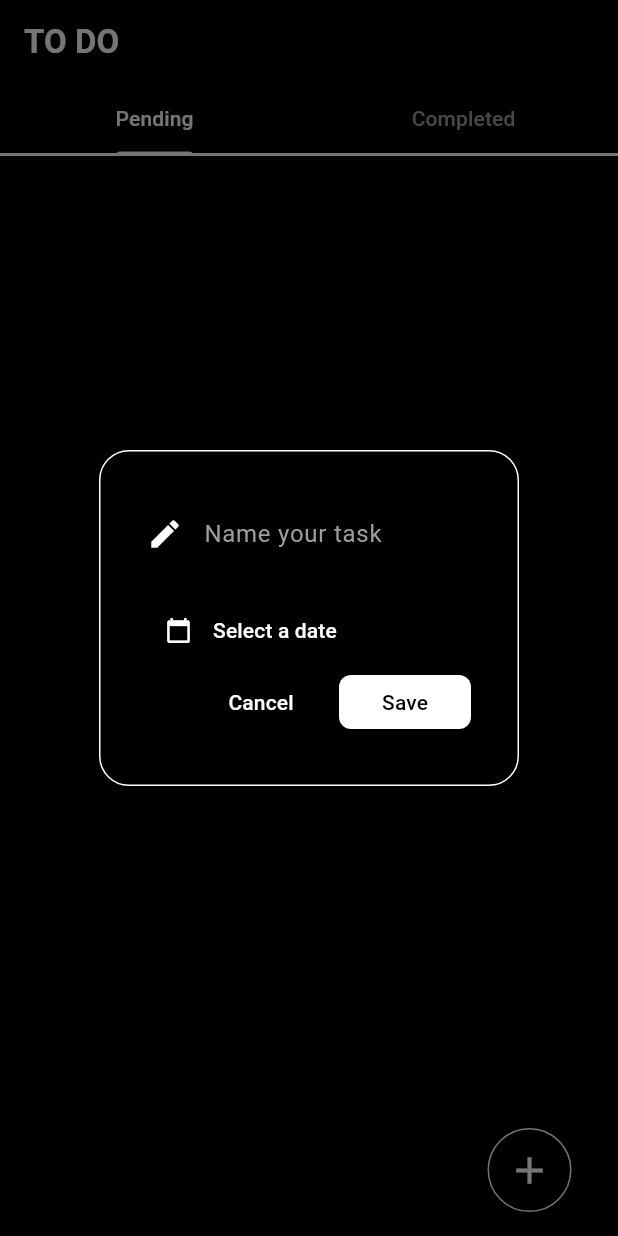
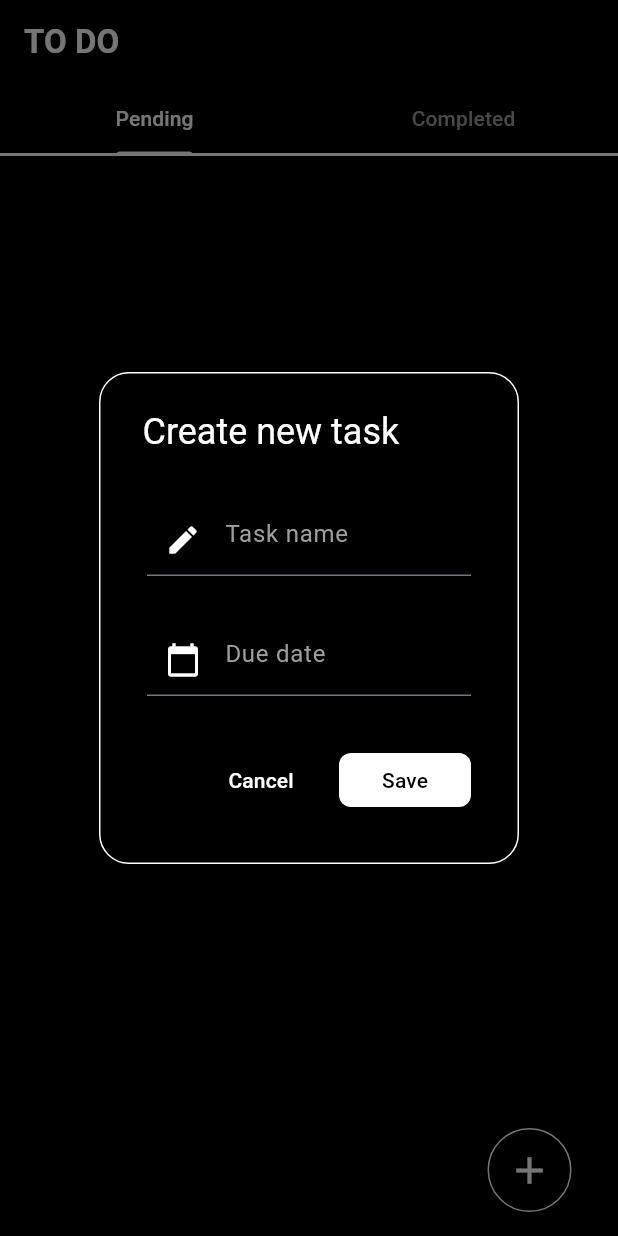
Before and after one commit to JashanKishore/to-do-list, a Flutter app: the screen it shows after launch, after a tap on the "add" icon, on a phone screen of 412 x 824 dp. Run offline on Flutter 3.47's test engine with Material 3 defaults, Android fonts, the phone set to English and light mode, and no system bars; our stand-ins replace flutter_slidable, get_it, hive, hive_flutter; accounts and stored records are empty.

Commit message:
Stylised dialog box - now is pretty.

```diff
--- a/lib/main.dart
+++ b/lib/main.dart
@@ -30,6 +30,9 @@ class MyApp extends StatelessWidget {
       highlightColor: Colors.transparent,
       splashFactory: NoSplash.splashFactory,
       useMaterial3: true,
+      iconTheme: const IconThemeData(
+          color: Colors.white,
+        ),
       ),
       home: FutureBuilder(
         future: _dbService.getAllTasks(),
--- a/lib/util/dialog_box.dart
+++ b/lib/util/dialog_box.dart
@@ -1,3 +1,5 @@
+// ignore_for_file: prefer_const_constructors
+
 import 'package:flutter/material.dart';
 import 'package:intl/intl.dart';
 
@@ -23,10 +25,10 @@ class _DialogBoxState extends State<DialogBox> {
   DateTime selectedDate = DateTime.now();
 
   Future<void> _selectDate(BuildContext context) async {
-    final DateTime? picked = await showDatePicker(
+     DateTime? picked = await showDatePicker(
       context: context,
-      initialDate: selectedDate,
-      firstDate: DateTime.now(),
+      initialDate: DateTime.now(),
+      firstDate: DateTime(2021),
       lastDate: DateTime(2101),
     );
     if (picked != null && picked != selectedDate) {
@@ -40,6 +42,15 @@ class _DialogBoxState extends State<DialogBox> {
   Widget build(BuildContext context) {
     return AlertDialog(
       backgroundColor: Colors.black,
+      title: Padding(
+        padding: const EdgeInsets.only(left: 5.0),
+        child: Text(
+          "Create new task",
+          style: TextStyle(
+            color: Colors.white,
+          ),
+        ),
+      ),
       surfaceTintColor: Colors.transparent,
       shape: const RoundedRectangleBorder(
         borderRadius: BorderRadius.all(Radius.circular(20.0)),
@@ -47,50 +58,56 @@ class _DialogBoxState extends State<DialogBox> {
       ),
        contentPadding: const EdgeInsets.all(32.0),
 
-       content: SingleChildScrollView( // Wrap your Column in a SingleChildScrollView
+       content: SingleChildScrollView(
         child: Column(
           mainAxisAlignment: MainAxisAlignment.spaceEvenly,
 
           children: [
-            // get user input
             Row(
               children: [
-                const Icon(Icons.edit, color: Colors.white), // Add an icon at the start of the TextField
-                const SizedBox(width: 14),
                 Expanded(
                   child: TextField(
                     controller: widget.controller,
                     style: const TextStyle(color: Colors.white),
                     cursorColor: Colors.white, // Set the cursor color to white
-                    decoration: const InputDecoration(
-                      hintText: "Name your task",
+                    decoration: InputDecoration(
+                      prefixIcon: const Icon(Icons.edit, color: Colors.white),
+                      focusedBorder: UnderlineInputBorder(
+                        borderSide: BorderSide(color: Colors.white),
+                      ),
+                      hintText: "Task name",
                       hintStyle: TextStyle(
                         color: Colors.grey,
                         fontStyle: FontStyle.normal,
                         fontWeight: FontWeight.w400,
                       ),
-                      border: InputBorder.none, // Remove the border to make it look like the DatePicker
+                      //border: InputBorder.none, // Remove the border to make it look like the DatePicker
                     ),
                   ),
                 ),
               ],
             ),
-            const SizedBox(height: 16),
+            const SizedBox(height: 32),
 
             // date picker
-            TextButton(
-              onPressed: () => _selectDate(context),
-              child: Row(
-                children: [
-                  const Icon(Icons.calendar_today, color: Colors.white),
-                  const SizedBox(width: 14),
-                  Text(
-                    selectedDate == DateTime.now() ? 'Select a date' : DateFormat('dd - MM - yyyy').format(selectedDate),
-                    style: const TextStyle(color: Colors.white),
-                  ),
-                ],
+            TextField(
+              readOnly: true,
+              onTap: () => _selectDate(context),
+              decoration: InputDecoration(
+                prefixIcon: const Icon(Icons.calendar_today, color: Colors.white),
+                focusedBorder: UnderlineInputBorder(
+                  borderSide: BorderSide(color: Colors.white),
+                ),
+                hintText: 'Due date',
+                hintStyle: TextStyle(
+                        color: Colors.grey,
+                        fontStyle: FontStyle.normal,
+                        fontWeight: FontWeight.w400,
+                      ),
               ),
             ),
+
+            const SizedBox(height: 32),
 
             // buttons -> save + cancel
             Row(
```
